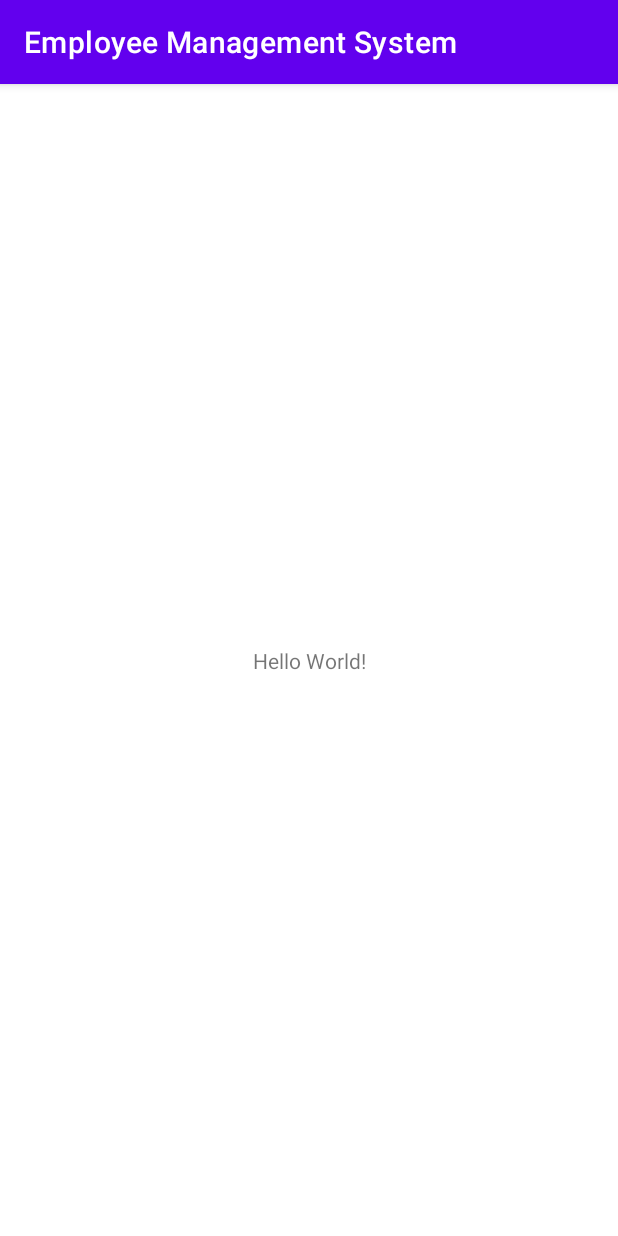
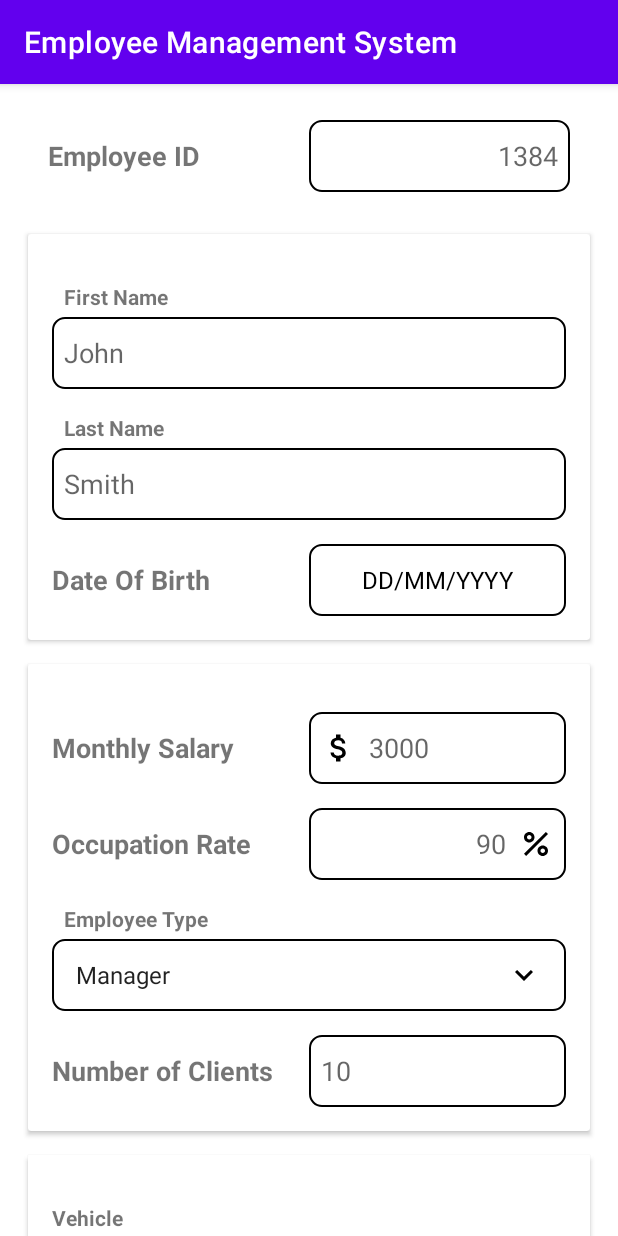
Before and after one commit to darshan0900/FP3125_Darshan, an Android app: the screen it shows after launch (MainActivity), on a phone screen of 412 x 824 dp. Run offline under Robolectric (Android 15) with nearby library versions, the phone set to English and light mode, and no system bars.

Commit message:
added registration ui

```diff
--- a/app/src/main/java/com/darshan09200/employeemanagementsystem/MainActivity.java
+++ b/app/src/main/java/com/darshan09200/employeemanagementsystem/MainActivity.java
@@ -16,5 +16,7 @@ public class MainActivity extends AppCompatActivity {
 
         binding = ActivityMainBinding.inflate(getLayoutInflater());
         setContentView(binding.getRoot());
+
+        getSupportFragmentManager().beginTransaction().add(R.id.mainFragment, new RegistrationFragment()).commit();
     }
 }
--- /dev/null
+++ b/app/src/main/java/com/darshan09200/employeemanagementsystem/RegistrationFragment.java
@@ -0,0 +1,18 @@
+package com.darshan09200.employeemanagementsystem;
+
+import android.os.Bundle;
+import android.view.LayoutInflater;
+import android.view.View;
+import android.view.ViewGroup;
+
+import androidx.annotation.NonNull;
+import androidx.annotation.Nullable;
+import androidx.fragment.app.Fragment;
+
+public class RegistrationFragment extends Fragment {
+    @Nullable
+    @Override
+    public View onCreateView(@NonNull LayoutInflater inflater, @Nullable ViewGroup container, @Nullable Bundle savedInstanceState) {
+        return inflater.inflate(R.layout.fragment_registration, container, false);
+    }
+}
--- /dev/null
+++ b/app/src/main/res/drawable-v24/all_border.xml
@@ -0,0 +1,11 @@
+<?xml version="1.0" encoding="utf-8"?>
+<shape xmlns:android="http://schemas.android.com/apk/res/android" android:tint="@color/black">
+    <stroke
+        android:width="1dp"
+        android:color="@color/black" />
+    <corners android:radius="8dp" />
+    <padding
+        android:left="8dp"
+        android:right="8dp" />
+    <solid android:color="@android:color/transparent" />
+</shape>
--- /dev/null
+++ b/app/src/main/res/drawable-v24/ic_dollar.xml
@@ -0,0 +1,5 @@
+<vector android:height="24dp" android:tint="#000000"
+    android:viewportHeight="24" android:viewportWidth="24"
+    android:width="24dp" xmlns:android="http://schemas.android.com/apk/res/android">
+    <path android:fillColor="@android:color/white" android:pathData="M11.8,10.9c-2.27,-0.59 -3,-1.2 -3,-2.15 0,-1.09 1.01,-1.85 2.7,-1.85 1.78,0 2.44,0.85 2.5,2.1h2.21c-0.07,-1.72 -1.12,-3.3 -3.21,-3.81V3h-3v2.16c-1.94,0.42 -3.5,1.68 -3.5,3.61 0,2.31 1.91,3.46 4.7,4.13 2.5,0.6 3,1.48 3,2.41 0,0.69 -0.49,1.79 -2.7,1.79 -2.06,0 -2.87,-0.92 -2.98,-2.1h-2.2c0.12,2.19 1.76,3.42 3.68,3.83V21h3v-2.15c1.95,-0.37 3.5,-1.5 3.5,-3.55 0,-2.84 -2.43,-3.81 -4.7,-4.4z"/>
+</vector>
--- /dev/null
+++ b/app/src/main/res/drawable-v24/ic_dropdown_arrow.xml
@@ -0,0 +1,5 @@
+<vector android:height="24dp" android:tint="#000000"
+    android:viewportHeight="24" android:viewportWidth="24"
+    android:width="24dp" xmlns:android="http://schemas.android.com/apk/res/android">
+    <path android:fillColor="@android:color/white" android:pathData="M7.41,8.59L12,13.17l4.59,-4.58L18,10l-6,6 -6,-6 1.41,-1.41z"/>
+</vector>
--- /dev/null
+++ b/app/src/main/res/drawable-v24/ic_percent.xml
@@ -0,0 +1,17 @@
+<vector xmlns:android="http://schemas.android.com/apk/res/android"
+    android:width="24dp"
+    android:height="24dp"
+    android:tint="#000000"
+
+    android:viewportWidth="24"
+    android:viewportHeight="24">
+    <path
+        android:fillColor="@android:color/white"
+        android:pathData="M7.5,11C9.43,11 11,9.43 11,7.5S9.43,4 7.5,4S4,5.57 4,7.5S5.57,11 7.5,11zM7.5,6C8.33,6 9,6.67 9,7.5S8.33,9 7.5,9S6,8.33 6,7.5S6.67,6 7.5,6z" />
+    <path
+        android:fillColor="@android:color/white"
+        android:pathData="M4.0025,18.5831l14.5875,-14.5875l1.4142,1.4142l-14.5875,14.5875z" />
+    <path
+        android:fillColor="@android:color/white"
+        android:pathData="M16.5,13c-1.93,0 -3.5,1.57 -3.5,3.5s1.57,3.5 3.5,3.5s3.5,-1.57 3.5,-3.5S18.43,13 16.5,13zM16.5,18c-0.83,0 -1.5,-0.67 -1.5,-1.5s0.67,-1.5 1.5,-1.5s1.5,0.67 1.5,1.5S17.33,18 16.5,18z" />
+</vector>
--- /dev/null
+++ b/app/src/main/res/drawable-v24/spinner_border.xml
@@ -0,0 +1,11 @@
+<?xml version="1.0" encoding="utf-8"?>
+<selector xmlns:android="http://schemas.android.com/apk/res/android">
+
+    <item>
+        <layer-list>
+            <item android:drawable="@drawable/all_border" />
+            <item android:drawable="@drawable/ic_dropdown_arrow" android:gravity="center_vertical|right" android:right="8dp" />
+        </layer-list>
+    </item>
+
+</selector>
--- a/app/src/main/res/layout/activity_main.xml
+++ b/app/src/main/res/layout/activity_main.xml
@@ -1,18 +1,18 @@
 <?xml version="1.0" encoding="utf-8"?>
-<androidx.constraintlayout.widget.ConstraintLayout
-    xmlns:android="http://schemas.android.com/apk/res/android"
+<androidx.constraintlayout.widget.ConstraintLayout xmlns:android="http://schemas.android.com/apk/res/android"
+    xmlns:app="http://schemas.android.com/apk/res-auto"
     xmlns:tools="http://schemas.android.com/tools"
-    xmlns:app="http://schemas.android.com/apk/res-auto"
     android:layout_width="match_parent"
     android:layout_height="match_parent"
     tools:context=".MainActivity">
-    <TextView
-      android:layout_width="wrap_content"
-      android:layout_height="wrap_content"
-      android:text="Hello World!"
-      app:layout_constraintBottom_toBottomOf="parent"
-      app:layout_constraintStart_toStartOf="parent"
-      app:layout_constraintEnd_toEndOf="parent"
-      app:layout_constraintTop_toTopOf="parent" />
 
-  </androidx.constraintlayout.widget.ConstraintLayout>
+    <FrameLayout
+        android:id="@+id/mainFragment"
+        android:layout_width="0dp"
+        android:layout_height="0dp"
+        app:layout_constraintBottom_toBottomOf="parent"
+        app:layout_constraintEnd_toEndOf="parent"
+        app:layout_constraintStart_toStartOf="parent"
+        app:layout_constraintTop_toTopOf="parent" />
+
+</androidx.constraintlayout.widget.ConstraintLayout>
--- /dev/null
+++ b/app/src/main/res/layout/fragment_registration.xml
@@ -0,0 +1,436 @@
+<?xml version="1.0" encoding="utf-8"?>
+<ScrollView xmlns:android="http://schemas.android.com/apk/res/android"
+    xmlns:app="http://schemas.android.com/apk/res-auto"
+    android:layout_width="match_parent"
+    android:layout_height="match_parent">
+
+    <LinearLayout
+        android:layout_width="match_parent"
+        android:layout_height="match_parent"
+        android:orientation="vertical">
+
+        <!-- Employee ID -->
+
+        <LinearLayout
+            android:layout_width="match_parent"
+            android:layout_height="wrap_content"
+            android:layout_gravity="center_vertical"
+            android:layout_marginHorizontal="16dp"
+            android:layout_marginTop="8dp"
+            android:layout_marginBottom="4dp"
+            android:orientation="horizontal"
+            android:padding="16dp">
+
+            <TextView
+                android:layout_width="0dp"
+                android:layout_height="match_parent"
+                android:layout_weight="1"
+                android:gravity="center_vertical"
+                android:text="Employee ID"
+                android:textSize="18sp"
+                android:textStyle="bold" />
+
+
+            <EditText
+                android:id="@+id/empId"
+                android:layout_width="0dp"
+                android:layout_height="wrap_content"
+                android:layout_weight="1"
+                android:background="@drawable/all_border"
+                android:hint="1384"
+                android:minHeight="48dp"
+                android:textAlignment="textEnd" />
+
+
+        </LinearLayout>
+
+
+        <androidx.cardview.widget.CardView
+            android:layout_width="match_parent"
+            android:layout_height="wrap_content"
+            android:layout_marginHorizontal="16dp"
+            android:layout_marginVertical="4dp"
+            app:cardElevation="2dp"
+            app:cardUseCompatPadding="true">
+
+            <LinearLayout
+                android:layout_width="match_parent"
+                android:layout_height="wrap_content"
+                android:orientation="vertical"
+                android:padding="16dp">
+
+                <!-- First Name -->
+                <TextView
+                    android:layout_width="match_parent"
+                    android:layout_height="wrap_content"
+                    android:layout_marginStart="8dp"
+                    android:layout_marginTop="16dp"
+                    android:layout_marginBottom="4dp"
+                    android:text="First Name"
+                    android:textStyle="bold" />
+
+                <EditText
+                    android:id="@+id/firstName"
+                    android:layout_width="match_parent"
+                    android:layout_height="wrap_content"
+                    android:background="@drawable/all_border"
+                    android:hint="John"
+                    android:minHeight="48dp" />
+
+
+                <!-- Last Name-->
+                <TextView
+                    android:layout_width="match_parent"
+                    android:layout_height="wrap_content"
+                    android:layout_marginStart="8dp"
+                    android:layout_marginTop="16dp"
+                    android:layout_marginBottom="4dp"
+                    android:text="Last Name"
+                    android:textStyle="bold" />
+
+                <EditText
+                    android:id="@+id/lastName"
+                    android:layout_width="match_parent"
+                    android:layout_height="wrap_content"
+                    android:background="@drawable/all_border"
+                    android:hint="Smith"
+                    android:minHeight="48dp" />
+
+
+                <!--    Date Picker-->
+                <LinearLayout
+                    android:layout_width="match_parent"
+                    android:layout_height="wrap_content"
+                    android:layout_gravity="center_vertical"
+                    android:layout_marginTop="16dp"
+                    android:orientation="horizontal">
+
+                    <TextView
+                        android:layout_width="0dp"
+                        android:layout_height="match_parent"
+                        android:layout_weight="1"
+                        android:gravity="center_vertical"
+                        android:text="Date Of Birth"
+                        android:textSize="18sp"
+                        android:textStyle="bold" />
+
+                    <TextView
+                        android:id="@+id/dob"
+                        android:layout_width="0dp"
+                        android:layout_height="wrap_content"
+                        android:layout_weight="1"
+                        android:background="@drawable/all_border"
+                        android:gravity="center"
+                        android:minHeight="48dp"
+                        android:text="DD/MM/YYYY"
+                        android:textAllCaps="true"
+                        android:textColor="@color/black"
+                        android:textSize="16sp" />
+
+                </LinearLayout>
+            </LinearLayout>
+        </androidx.cardview.widget.CardView>
+
+        <androidx.cardview.widget.CardView
+            android:layout_width="match_parent"
+            android:layout_height="wrap_content"
+            android:layout_marginHorizontal="16dp"
+            android:layout_marginVertical="4dp"
+            app:cardElevation="2dp"
+            app:cardUseCompatPadding="true">
+
+            <LinearLayout
+                android:layout_width="match_parent"
+                android:layout_height="wrap_content"
+                android:orientation="vertical"
+                android:padding="16dp">
+                <!-- Monthly Salary-->
+                <LinearLayout
+                    android:layout_width="match_parent"
+                    android:layout_height="wrap_content"
+                    android:layout_gravity="center_vertical"
+                    android:layout_marginTop="16dp"
+                    android:orientation="horizontal">
+
+                    <TextView
+                        android:layout_width="0dp"
+                        android:layout_height="match_parent"
+                        android:layout_weight="1"
+                        android:gravity="center_vertical"
+                        android:text="Monthly Salary"
+                        android:textSize="18sp"
+                        android:textStyle="bold" />
+
+
+                    <EditText
+                        android:id="@+id/monthlySalary"
+                        android:layout_width="0dp"
+                        android:layout_height="wrap_content"
+                        android:layout_weight="1"
+                        android:background="@drawable/all_border"
+                        android:drawableStart="@drawable/ic_dollar"
+                        android:drawablePadding="8dp"
+                        android:hint="3000"
+                        android:minHeight="48dp" />
+                </LinearLayout>
+                <!--    Occupation Rate    -->
+
+                <LinearLayout
+                    android:layout_width="match_parent"
+                    android:layout_height="wrap_content"
+                    android:layout_gravity="center_vertical"
+                    android:layout_marginTop="16dp"
+                    android:orientation="horizontal">
+
+                    <TextView
+                        android:layout_width="0dp"
+                        android:layout_height="match_parent"
+                        android:layout_weight="1"
+                        android:gravity="center_vertical"
+                        android:text="Occupation Rate"
+                        android:textSize="18sp"
+                        android:textStyle="bold" />
+
+
+                    <EditText
+                        android:id="@+id/occupationRate"
+                        android:layout_width="0dp"
+                        android:layout_height="wrap_content"
+                        android:layout_weight="1"
+                        android:background="@drawable/all_border"
+                        android:drawableEnd="@drawable/ic_percent"
+                        android:drawablePadding="8dp"
+                        android:hint="90"
+                        android:minHeight="48dp"
+                        android:textAlignment="textEnd" />
+
+                </LinearLayout>
+
+                <!-- Employee Type -->
+
+                <TextView
+                    android:layout_width="match_parent"
+                    android:layout_height="wrap_content"
+                    android:layout_marginStart="8dp"
+                    android:layout_marginTop="16dp"
+                    android:layout_marginBottom="4dp"
+                    android:text="Employee Type"
+                    android:textStyle="bold" />
+
+                <Spinner
+                    android:id="@+id/empType"
+                    android:layout_width="match_parent"
+                    android:layout_height="wrap_content"
+                    android:background="@drawable/spinner_border"
+                    android:entries="@array/employee_type"
+                    android:minHeight="48dp" />
+
+
+                <!--        Number Of Clients-->
+                <LinearLayout
+                    android:layout_width="match_parent"
+                    android:layout_height="wrap_content"
+                    android:layout_gravity="center_vertical"
+                    android:layout_marginTop="16dp"
+                    android:orientation="horizontal">
+
+                    <TextView
+                        android:id="@+id/bonusLabel"
+                        android:layout_width="match_parent"
+                        android:layout_height="match_parent"
+                        android:layout_weight="1"
+                        android:gravity="center_vertical"
+                        android:text="Number of Clients"
+                        android:textSize="18sp"
+                        android:textStyle="bold" />
+
+                    <EditText
+                        android:id="@+id/bonus"
+                        android:layout_width="match_parent"
+                        android:layout_height="wrap_content"
+                        android:layout_weight="1"
+                        android:background="@drawable/all_border"
+                        android:hint="10"
+                        android:minHeight="48dp" />
+                </LinearLayout>
+
+
+            </LinearLayout>
+        </androidx.cardview.widget.CardView>
+
+        <androidx.cardview.widget.CardView
+            android:layout_width="match_parent"
+            android:layout_height="wrap_content"
+            android:layout_marginHorizontal="16dp"
+            android:layout_marginVertical="4dp"
+            app:cardElevation="2dp"
+            app:cardUseCompatPadding="true">
+
+            <LinearLayout
+                android:layout_width="match_parent"
+                android:layout_height="wrap_content"
+                android:orientation="vertical"
+                android:padding="16dp">
+                <!--Vehicle Type-->
+                <TextView
+                    android:layout_width="match_parent"
+                    android:layout_height="match_parent"
+                    android:layout_marginTop="16dp"
+                    android:text="Vehicle"
+                    android:textStyle="bold" />
+
+                <RadioGroup
+                    android:id="@+id/vehicle"
+                    android:layout_width="match_parent"
+                    android:layout_height="wrap_content"
+                    android:orientation="horizontal">
+
+                    <RadioButton
+                        android:id="@+id/car"
+                        android:layout_width="wrap_content"
+                        android:layout_height="wrap_content"
+                        android:layout_weight="1"
+                        android:text="Car" />
+
+                    <RadioButton
+                        android:id="@+id/motorcycle"
+                        android:layout_width="wrap_content"
+                        android:layout_height="wrap_content"
+                        android:layout_weight="1"
+                        android:text="Motorbike" />
+                </RadioGroup>
+
+
+                <!--        Vehicle Make-->
+
+                <TextView
+                    android:layout_width="match_parent"
+                    android:layout_height="wrap_content"
+                    android:layout_marginStart="8dp"
+                    android:layout_marginTop="16dp"
+                    android:layout_marginBottom="4dp"
+                    android:text="Vehicle Make"
+                    android:textStyle="bold" />
+
+                <Spinner
+                    android:id="@+id/vehicleMake"
+                    android:layout_width="match_parent"
+                    android:layout_height="wrap_content"
+                    android:background="@drawable/spinner_border"
+                    android:minHeight="48dp" />
+
+                <!--        Vehicle Category-->
+
+                <TextView
+                    android:layout_width="match_parent"
+                    android:layout_height="wrap_content"
+                    android:layout_marginStart="8dp"
+                    android:layout_marginTop="16dp"
+                    android:layout_marginBottom="4dp"
+                    android:text="Vehicle Category"
+                    android:textStyle="bold" />
+
+                <Spinner
+                    android:id="@+id/vehicleCategory"
+                    android:layout_width="match_parent"
+                    android:layout_height="wrap_content"
+                    android:background="@drawable/spinner_border"
+                    android:minHeight="48dp" />
+
+                <!--        Vehicle Type-->
+
+                <TextView
+                    android:id="@+id/vehicleTypeLabel"
+                    android:layout_width="match_parent"
+                    android:layout_height="wrap_content"
+                    android:layout_marginStart="8dp"
+                    android:layout_marginTop="16dp"
+                    android:layout_marginBottom="4dp"
+                    android:text="Vehicle Type"
+                    android:textStyle="bold" />
+
+                <Spinner
+                    android:id="@+id/vehicleType"
+                    android:layout_width="match_parent"
+                    android:layout_height="wrap_content"
+                    android:background="@drawable/spinner_border"
+                    android:minHeight="48dp" />
+
+
+                <!--        Vehicle Color-->
+                <TextView
+                    android:layout_width="match_parent"
+                    android:layout_height="wrap_content"
+                    android:layout_marginStart="8dp"
+                    android:layout_marginTop="16dp"
+                    android:layout_marginBottom="4dp"
+                    android:text="Vehicle Color"
+                    android:textStyle="bold" />
+
+                <Spinner
+                    android:id="@+id/vehicleColor"
+                    android:layout_width="match_parent"
+                    android:layout_height="wrap_content"
+                    android:background="@drawable/spinner_border"
+                    android:minHeight="48dp" />
+
+
+                <!--sidecar-->
+                <LinearLayout
+                    android:id="@+id/sidecarLayout"
+                    android:layout_width="match_parent"
+                    android:layout_height="wrap_content"
+                    android:layout_gravity="center_vertical"
+                    android:layout_marginTop="16dp">
+
+
+                    <TextView
+                        android:layout_width="0dp"
+                        android:layout_height="match_parent"
+                        android:layout_weight="1"
+                        android:gravity="center_vertical"
+                        android:text="Sidecar"
+                        android:textSize="18sp"
+                        android:textStyle="bold" />
+
+                    <CheckBox
+                        android:id="@+id/sidecar"
+                        android:layout_width="0dp"
+                        android:layout_height="wrap_content"
+                        android:layout_weight="1"
+                        android:text="Yes"
+                        android:textStyle="bold" />
+                </LinearLayout>
+
+                <!--        Plate Number-->
+
+                <TextView
+                    android:layout_width="match_parent"
+                    android:layout_height="wrap_content"
+                    android:layout_marginStart="8dp"
+                    android:layout_marginTop="16dp"
+                    android:layout_marginBottom="4dp"
+                    android:text="Plate Number"
+                    android:textStyle="bold" />
+
+
+                <EditText
+                    android:id="@+id/vehiclePlate"
+                    android:layout_width="match_parent"
+                    android:layout_height="wrap_content"
+                    android:background="@drawable/all_border"
+                    android:hint="3VS - A22"
+                    android:minHeight="48dp" />
+            </LinearLayout>
+        </androidx.cardview.widget.CardView>
+
+        <Button
+            android:id="@+id/submit"
+            android:layout_width="wrap_content"
+            android:layout_height="wrap_content"
+            android:layout_gravity="center"
+            android:layout_marginVertical="16dp"
+            android:text="Submit" />
+
+    </LinearLayout>
+</ScrollView>
--- a/app/src/main/res/values/strings.xml
+++ b/app/src/main/res/values/strings.xml
@@ -1,3 +1,9 @@
 <resources>
     <string name="app_name">Employee Management System</string>
+
+    <string-array name="employee_type">
+        <item>Manager</item>
+        <item>Programmer</item>
+        <item>Tester</item>
+    </string-array>
 </resources>
```
